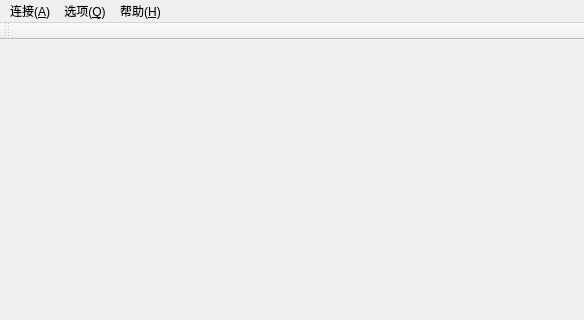
This is myclass.ui in zsjsll/bracket-turntable as Qt 5 draws it before an edit; both pictures show x 0 to 584 and y 0 to 320 of the 584 by 750 pixel window. The edited form follows.
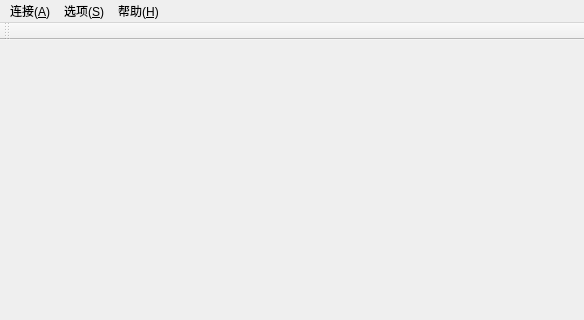
This is the edited form.

Diff of the .ui file:
```diff
--- a/myclass.ui
+++ b/myclass.ui
@@ -59,7 +59,7 @@
    </widget>
    <widget class="QMenu" name="menu_S">
     <property name="title">
-     <string>选项(&amp;Q)</string>
+     <string>选项(&amp;S)</string>
     </property>
     <addaction name="actionConfig"/>
    </widget>
```
Left out of the diff: 1 changed line with no effect on the pictures.
